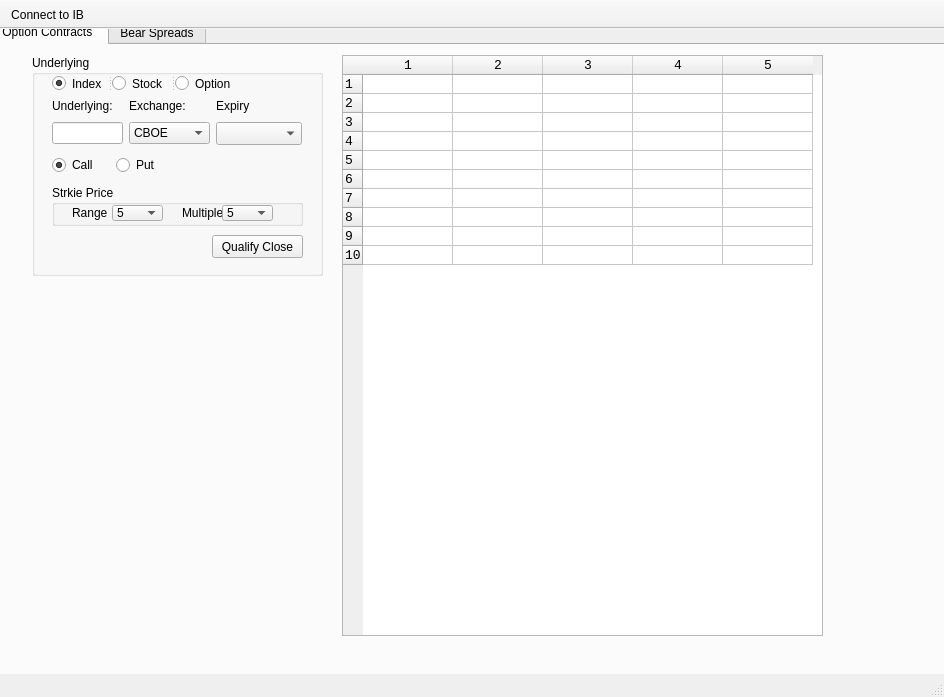
Above: QT_screens/QT_IB/bullSpreadViewSmall.ui from michaelrkost/PyOptions before the change. Below: the same form after it.
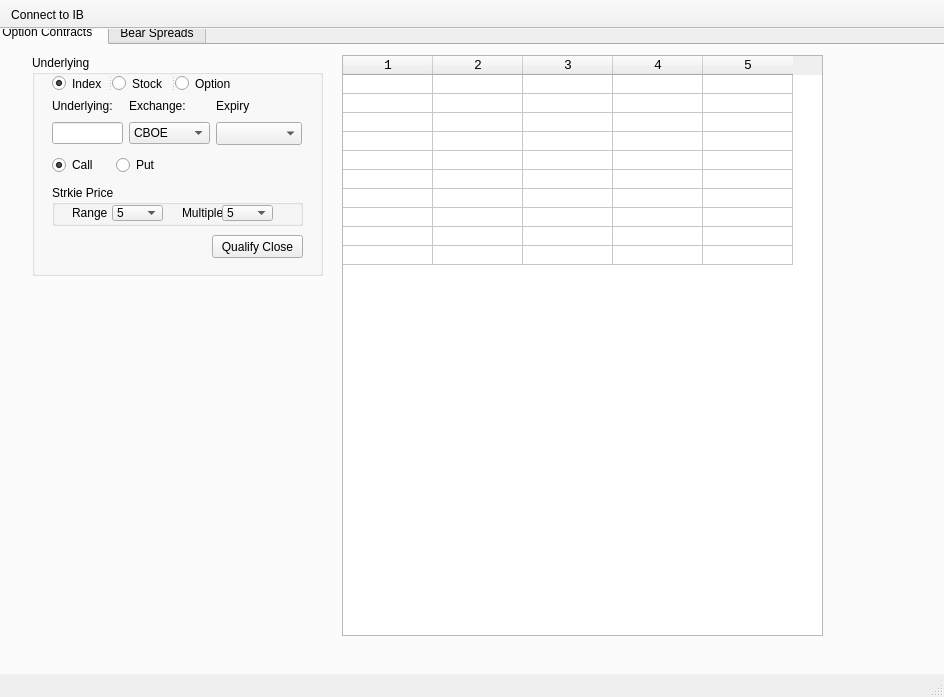
That is the form after the change. The open tabs and pages were chosen to show the change. Icons and pictures are not drawn.

The edit to the form file:
```diff
--- a/QT_screens/QT_IB/bullSpreadViewSmall.ui
+++ b/QT_screens/QT_IB/bullSpreadViewSmall.ui
@@ -387,7 +387,7 @@
        <number>30</number>
       </attribute>
       <attribute name="verticalHeaderVisible">
-       <bool>true</bool>
+       <bool>false</bool>
       </attribute>
       <attribute name="verticalHeaderDefaultSectionSize">
        <number>19</number>
```
Left out of the diff: 6 changed lines with no effect on the pictures.
